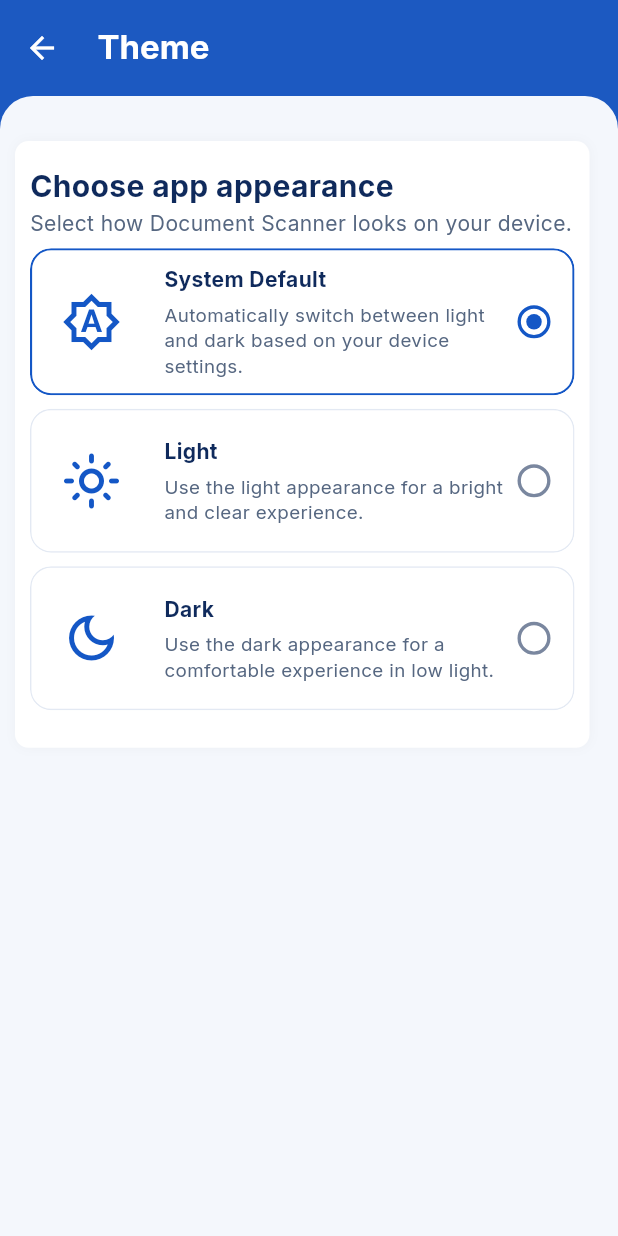
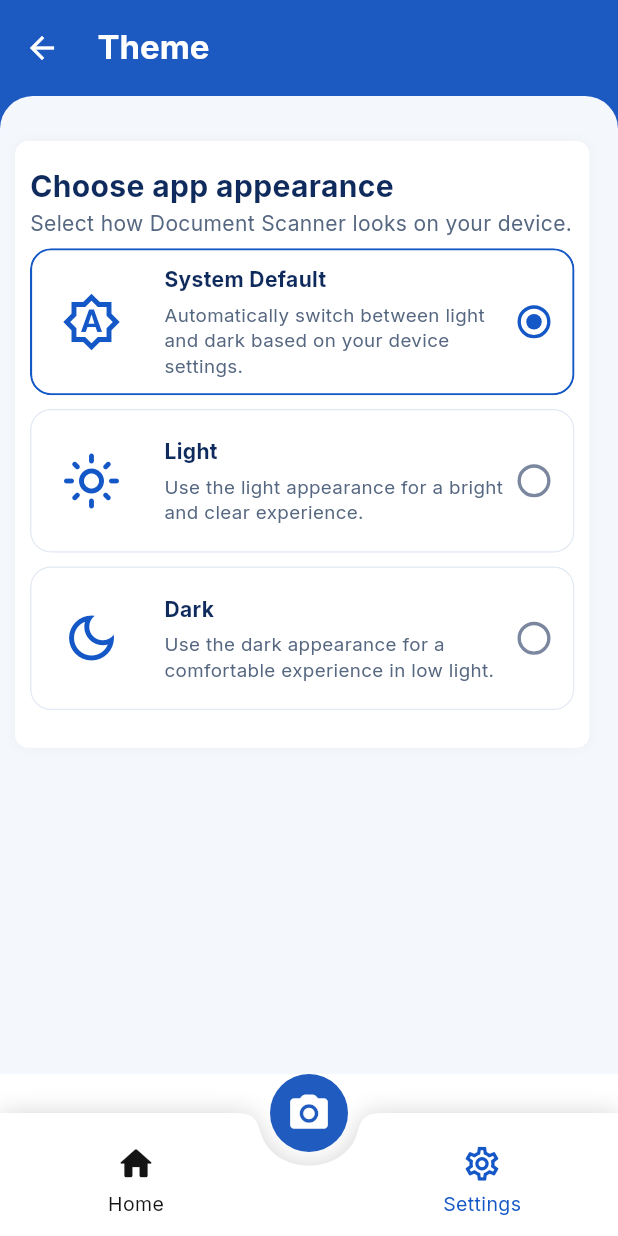
Before and after one commit to tawhidul500/document-scanner, a Flutter app: the SettingsScreen widget shown alone on an empty page, opened directly, after a tap on "Theme", on a phone screen of 412 x 824 dp. Run offline on Flutter 3.47's test engine with Material 3 defaults, Android fonts, the phone set to English and light mode, and no system bars; our stand-ins replace audioplayers, camera, image_picker, lottie, pdf, printing and 2 more; missing offline and left inert: document_scan, flutter_file_dialog, google_mlkit_text_recognition, mobile_scanner; project files that could hold a hidden picture were left out.

Commit message:
Show bottom navbar on settings screens

```diff
--- a/lib/features/settings/settings_screen.dart
+++ b/lib/features/settings/settings_screen.dart
@@ -103,7 +103,7 @@ class _SettingsScreenState extends State<SettingsScreen> {
       final prefs = AppPreferences.instance;
       final language = appLanguageOptions.firstWhere((l) => l.$1 == prefs.language).$4;
       return _SettingsShell(
-        brand: true, showNavigation: false, onScan: widget.onScan,
+        brand: true, onScan: widget.onScan,
         child: ListView(
           padding: const EdgeInsets.fromLTRB(15, 25, 15, 28),
           children: [
@@ -116,7 +116,7 @@ class _SettingsScreenState extends State<SettingsScreen> {
               _row('theme', 'Theme', 'Appearance of the app',
                 value: themeModeLabel(prefs.themeMode),
                 onTap: () => Navigator.push(context, MaterialPageRoute(
-                  builder: (_) => const ThemeScreen()))),
+                  builder: (_) => ThemeScreen(onScan: widget.onScan)))),
               _row('vibration', 'Vibration', 'Vibrate during scanning',
                 trailing: _ReferenceSwitch(value: prefs.vibration,
                   label: context.tr('Vibration'),
@@ -228,7 +228,8 @@ String themeModeLabel(ThemeMode mode) => switch (mode) {
 };
 
 class ThemeScreen extends StatefulWidget {
-  const ThemeScreen({super.key, this.preferences});
+  const ThemeScreen({super.key, this.preferences, this.onScan});
+  final VoidCallback? onScan;
   final AppPreferences? preferences;
   @override
   State<ThemeScreen> createState() => _ThemeScreenState();
@@ -255,7 +256,7 @@ class _ThemeScreenState extends State<ThemeScreen> {
   Widget build(BuildContext context) => AnimatedBuilder(
     animation: preferences,
     builder: (context, _) => _SettingsShell(
-      title: context.tr('Theme'), showNavigation: false,
+      title: context.tr('Theme'), onScan: widget.onScan,
       child: ListView(padding: const EdgeInsets.fromLTRB(10, 30, 19, 24),
         children: [
           Container(
```
